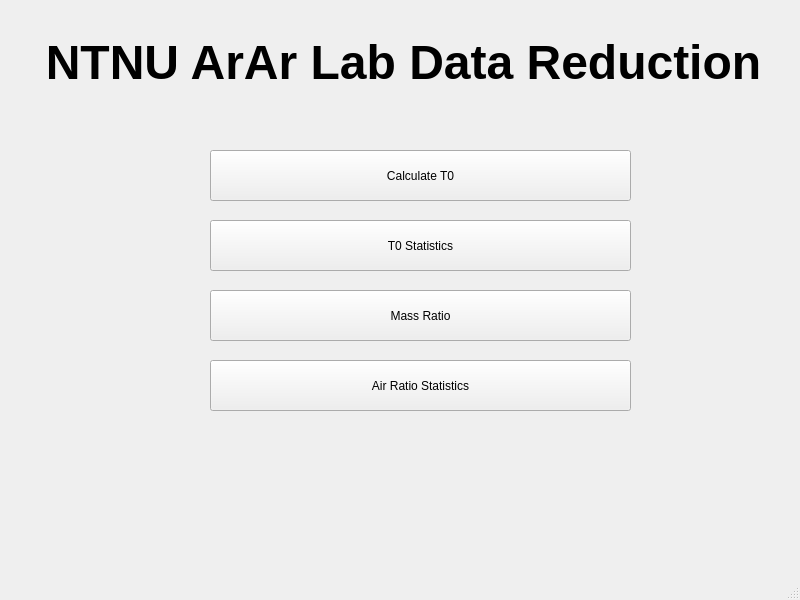
AndrewLiu0725/pyADR, file UI/HomePage.ui: the form before one commit.
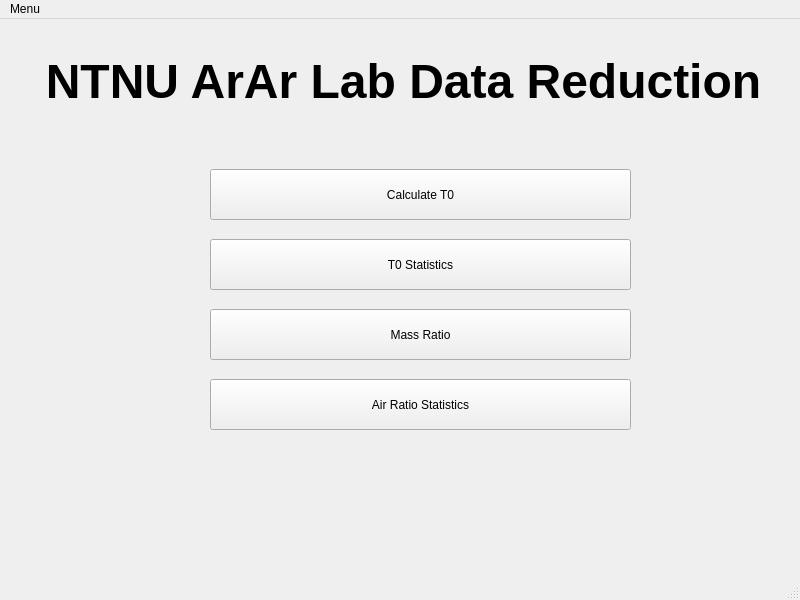
The form after the commit.

Commit message: add ParameterSettingPage and update the HomePage

What changed in the file:
```diff
--- a/UI/HomePage.ui
+++ b/UI/HomePage.ui
@@ -131,6 +131,13 @@
      <height>24</height>
     </rect>
    </property>
+   <widget class="QMenu" name="menuMenu">
+    <property name="title">
+     <string>Menu</string>
+    </property>
+    <addaction name="actionParameter_Setting"/>
+   </widget>
+   <addaction name="menuMenu"/>
   </widget>
   <widget class="QStatusBar" name="statusbar"/>
  </widget>
```
Left out of the diff: 5 changed lines with no effect on the pictures. The commit also changes 5 other files.
